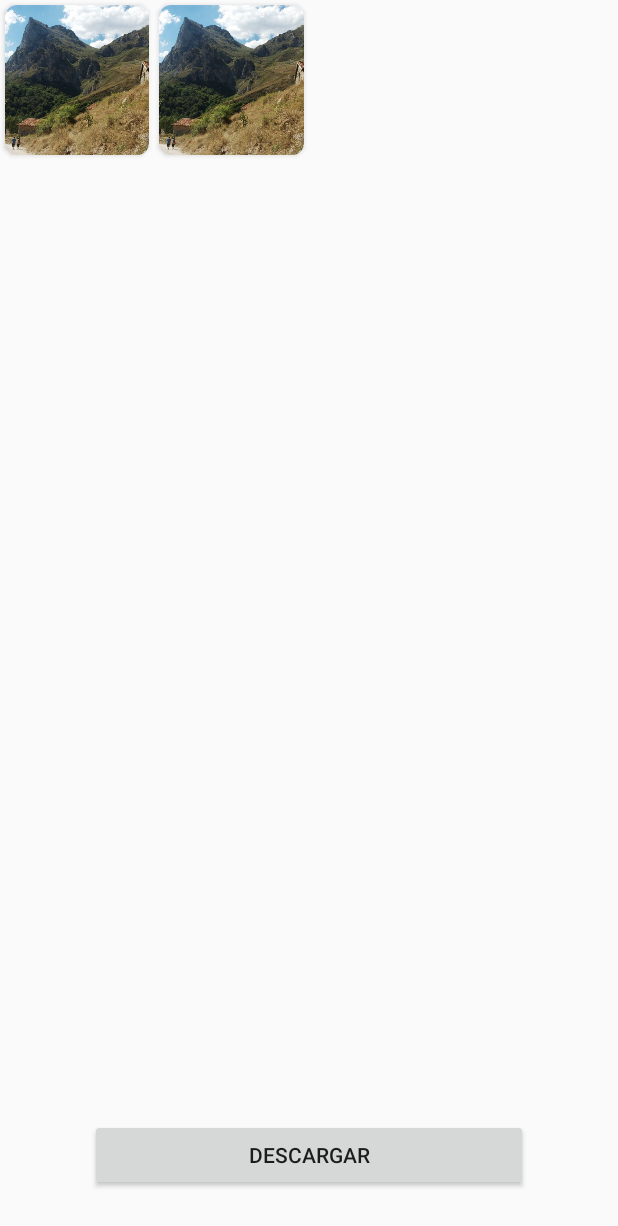
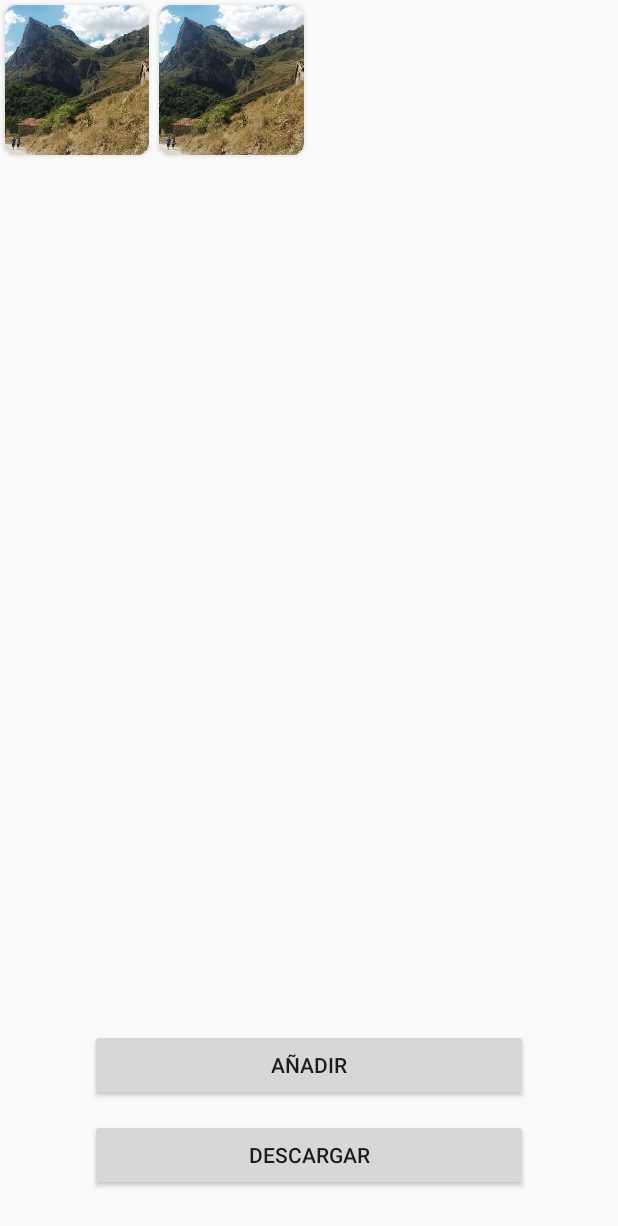
Before and after one commit to anegda/Yourney, an Android app: the GaleriaFotosRuta screen opened directly, with no data from a screen before it, on a phone screen of 412 x 824 dp. Shown: the top 1226 px of the screen. Run offline under Robolectric (Android 15) with nearby library versions, the phone set to English and light mode, and no system bars.

Commit message:
AÑADIR FOTO A GALERÍA

```diff
--- a/app/src/main/res/layout/activity_galeria_fotos_ruta.xml
+++ b/app/src/main/res/layout/activity_galeria_fotos_ruta.xml
@@ -23,4 +23,16 @@
         android:layout_marginBottom="30dp"
         android:text="@string/descargar" />
 
+    <Button
+        android:id="@+id/btn_anadir_img"
+        android:layout_width="wrap_content"
+        android:layout_height="wrap_content"
+        android:layout_alignParentStart="true"
+        android:layout_alignParentEnd="true"
+        android:layout_alignParentBottom="true"
+        android:layout_marginStart="60dp"
+        android:layout_marginEnd="60dp"
+        android:layout_marginBottom="90dp"
+        android:text="@string/anadir" />
+
 </RelativeLayout>
--- a/app/src/main/res/values/strings.xml
+++ b/app/src/main/res/values/strings.xml
@@ -34,4 +34,5 @@
     <string name="prefs_idioma">Idioma de la aplicación</string>
     <string name="descargar">Descargar</string>
     <string name="descargaCorrecta">Imágenes descargadas correctamente.</string>
+    <string name="anadir">Añadir</string>
 </resources>
```
Also changed, not shown: app/src/main/java/com/example/yourney/GaleriaFotosRuta.java (+70 -0 lines), 2 other files.
